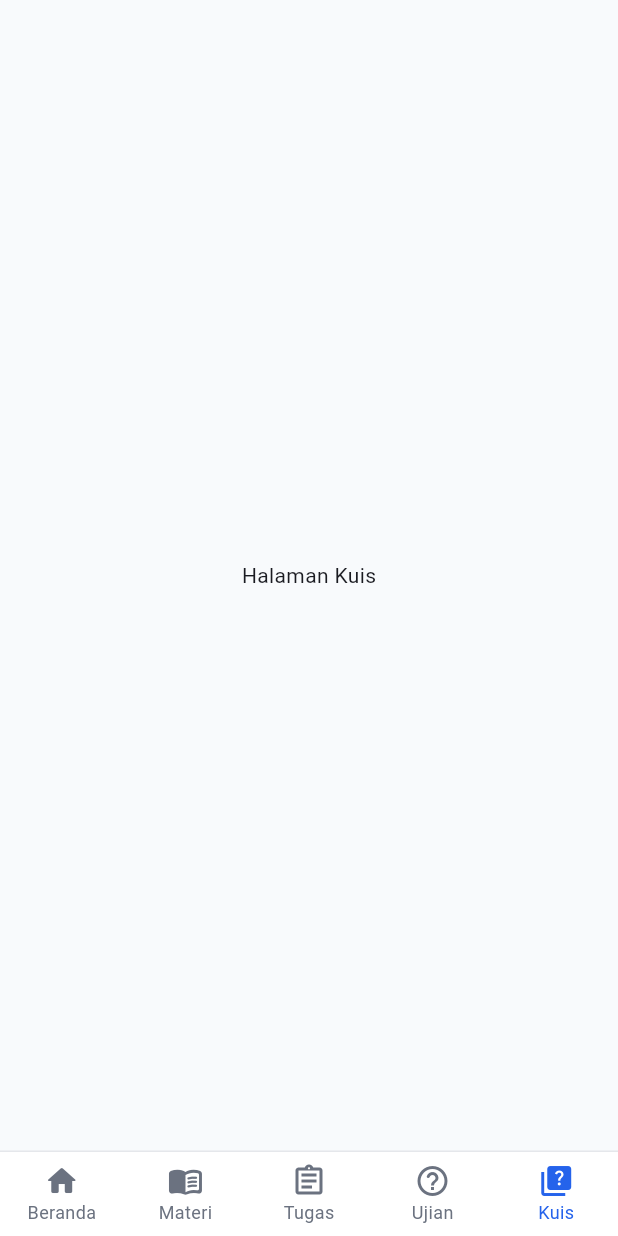
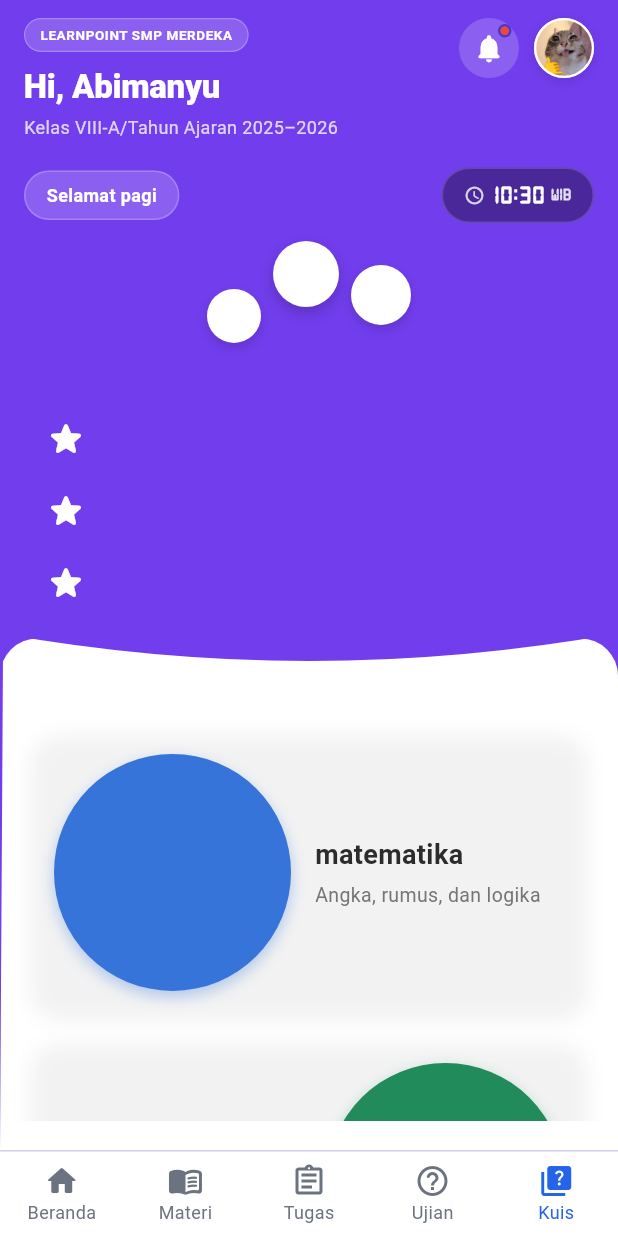
Before and after one commit to LandakBaik/LearnPoint_Mobile, a Flutter app: the screen it shows after launch, item 5 of the bottom bar chosen, on a phone screen of 412 x 824 dp. Run offline on Flutter 3.47's test engine with Material 3 defaults, Android fonts, the phone set to English and light mode, and no system bars; accounts and stored records are empty; network calls fail.

Commit message:
menu quiz

```diff
--- a/lib/models/materi_page.dart
+++ b/lib/models/materi_page.dart
@@ -28,9 +28,33 @@ final List<MateriModel> subjek = [
 
   MateriModel(
     materi: 'Fisika',
-    color: Color(0xFFEAFBF3),
-    iconColor: Color(0xFF218B5B),
+    color: const Color(0xFFEAFBF3),
+    iconColor: const Color(0xFF218B5B),
     icon: Icons.bolt_outlined,
     description: 'Energi, gaya, dan gerak',
   ),
+
+  MateriModel(
+    materi: 'Biologi',
+    color: const Color(0xFFFFF7E6),
+    iconColor: const Color(0xFFD97706),
+    icon: Icons.eco_outlined,
+    description: 'Makhluk hidup dan ekosistem',
+  ),
+
+  MateriModel(
+    materi: 'Bahasa Indonesia',
+    color: const Color(0xFFFEE2E2),
+    iconColor: const Color(0xFFDC2626),
+    icon: Icons.menu_book_outlined,
+    description: 'Tata bahasa dan literasi',
+  ),
+
+  MateriModel(
+    materi: 'Kimia',
+    color: const Color(0xFFF3E8FF),
+    iconColor: const Color(0xFF9333EA),
+    icon: Icons.science_outlined,
+    description: 'Struktur dan reaksi zat',
+  ),
 ];
--- a/lib/siswa/bottomNavSiswa.dart
+++ b/lib/siswa/bottomNavSiswa.dart
@@ -3,6 +3,7 @@ import 'package:flutter/material.dart';
 import '../widget/bottomNavBar.dart';
 import 'index.dart';
 import 'materi.dart';
+import 'quiz.dart';
 
 class BottomNavSiswa extends StatefulWidget {
   const BottomNavSiswa({super.key});
@@ -19,7 +20,7 @@ class _BottomNavSiswaState extends State<BottomNavSiswa> {
     const Materi(),
     const Center(child: Text('Halaman Tugas')),
     const Center(child: Text('Halaman Ujian')),
-    const Center(child: Text('Halaman Kuis')),
+    const Quiz(),
   ];
 
   @override
--- /dev/null
+++ b/lib/siswa/quiz.dart
@@ -0,0 +1,293 @@
+import 'package:flutter/material.dart';
+
+import 'materimapel.dart';
+import 'changepass.dart';
+import '../models/student_profile_model.dart';
+import 'widgets/dashboard_header_widget.dart';
+import 'widgets/inverted_top_curve_clipper.dart';
+import 'widgets/subject_materi_card_widget.dart';
+import '../models/materi_page.dart';
+import 'notifikasi.dart';
+
+class Quiz extends StatefulWidget {
+  const Quiz({super.key});
+
+  @override
+  State<Quiz> createState() => _QuizState();
+}
+
+class _QuizState extends State<Quiz> {
+  // Dummy Profile Data
+  static const studentProfile = StudentProfileModel(
+    name: 'Abimanyu',
+    gradeClass: 'Kelas VIII-A',
+    schoolName: 'SMP Merdeka',
+    initials: 'AP',
+    hasNotification: true,
+  );
+
+  @override
+  Widget build(BuildContext context) {
+    final screenWidth = MediaQuery.sizeOf(context).width;
+    final textScale = (screenWidth / 400).clamp(0.9, 1.1).toDouble();
+
+    return Scaffold(
+      body: SafeArea(
+        child: Container(
+          color: const Color.fromARGB(255, 114, 61, 237),
+          child: Column(
+            children: [
+              Padding(
+                padding: const EdgeInsets.symmetric(
+                  horizontal: 16,
+                  vertical: 12,
+                ),
+                child: DashboardHeaderWidget(
+                  profile: studentProfile,
+                  onNotificationTap: () {
+                    Navigator.of(context).push(
+                      MaterialPageRoute<void>(
+                        builder: (_) => const NotificationScreen(),
+                      ),
+                    );
+                  },
+                  onProfileTap: () {
+                    Navigator.of(context).push(
+                      MaterialPageRoute<void>(
+                        builder: (_) => const Changepass(),
+                      ),
+                    );
+                  },
+                ),
+              ),
+
+              Center(
+                child: SizedBox(
+                  height: 100,
+                  child: Row(
+                    mainAxisSize: MainAxisSize.min,
+                    crossAxisAlignment: CrossAxisAlignment.start,
+                    children: [
+                      // Lingkaran Kiri (Paling Bawah)
+                      Padding(
+                        padding: const EdgeInsets.only(top: 32),
+                        child: Container(
+                          width: 36,
+                          height: 36,
+                          decoration: BoxDecoration(
+                            color: Colors.white,
+                            shape: BoxShape.circle,
+                            boxShadow: [
+                              BoxShadow(
+                                color: Colors.black.withValues(alpha: 0.15),
+                                blurRadius: 6,
+                                offset: const Offset(0, 3),
+                              ),
+                            ],
+                          ),
+                        ),
+                      ),
+                      const SizedBox(width: 8),
+
+                      // Lingkaran Tengah (Paling Atas)
+                      Padding(
+                        padding: const EdgeInsets.only(top: 0),
+                        child: Container(
+                          width: 44,
+                          height: 44,
+                          decoration: BoxDecoration(
+                            color: Colors.white,
+                            shape: BoxShape.circle,
+                            boxShadow: [
+                              BoxShadow(
+                                color: Colors.black.withValues(alpha: 0.2),
+                                blurRadius: 8,
+                                offset: const Offset(0, 4),
+                              ),
+                            ],
+                          ),
+                        ),
+                      ),
+                      const SizedBox(width: 8),
+
+                      // Lingkaran Kanan (Agak di bawahnya)
+                      Padding(
+                        padding: const EdgeInsets.only(top: 16),
+                        child: Container(
+                          width: 40,
+                          height: 40,
+                          decoration: BoxDecoration(
+                            color: Colors.white,
+                            shape: BoxShape.circle,
+                            boxShadow: [
+                              BoxShadow(
+                                color: Colors.black.withValues(alpha: 0.15),
+                                blurRadius: 6,
+                                offset: const Offset(0, 3),
+                              ),
+                            ],
+                          ),
+                        ),
+                      ),
+                    ],
+                  ),
+                ),
+              ),
+
+              // 3 Star IconButtons di sebelah kiri (dengan Align agar tetap di kiri)
+              Align(
+                alignment: Alignment.centerLeft,
+                child: Padding(
+                  padding: const EdgeInsets.symmetric(horizontal: 20, vertical:8),
+                  child: Column(
+
+                    crossAxisAlignment: CrossAxisAlignment.start,
+                    children: [
+                      IconButton(
+                        onPressed: () {},
+                        icon: const Icon(Icons.star_rounded, color: Colors.white, size: 28),
+                      ),
+                      IconButton(
+                        onPressed: () {},
+                        icon: const Icon(Icons.star_rounded, color: Colors.white, size: 28),
+                      ),
+                      IconButton(
+                        onPressed: () {},
+                        icon: const Icon(Icons.star_rounded, color: Colors.white, size: 28),
+                      ),
+                    ],
+                  ),
+                ),
+              ),
+
+              // Daftar mata pelajaran / kuis
+              Expanded(
+                child: ClipPath(
+                  clipper: InvertedTopCurveClipper(
+                    cornerRadius: 15,
+                    curveDepth: 20,
+                    centerX: 0.5,
+                    curveHalfWidth: 0.52,
+                  ),
+                  child: Container(
+                    margin: const EdgeInsets.only(top: 5),
+                    padding: const EdgeInsets.fromLTRB(0, 45, 0, 20),
+                    decoration: const BoxDecoration(
+                      color: Colors.white,
+                      borderRadius: BorderRadius.only(
+                        topLeft: Radius.circular(25.0),
+                        topRight: Radius.circular(25.0),
+                      ),
+                    ),
+                    child: LayoutBuilder(
+                      builder: (context, constraints) {
+                        final cardHorizontalMargin = constraints.maxWidth < 360
+                            ? 12.0
+                            : 20.0;
+
+                        return ListView.builder(
+                          itemCount: subjek.length,
+                          padding: const EdgeInsets.symmetric(vertical: 8),
+                          itemBuilder: (context, index) {
+                            final sub = subjek[index];
+                            final isCircleOnLeft = index % 2 == 0;
+
+                            // Widget Lingkaran Polos Warna
+                            final circleWidget = Container(
+                              width: 158,
+                              height: 158,
+                              decoration: BoxDecoration(
+                                color: sub.iconColor,
+                                shape: BoxShape.circle,
+                                boxShadow: [
+                                  BoxShadow(
+                                    color: sub.iconColor.withValues(alpha: 0.35),
+                                    blurRadius: 8,
+                                    offset: const Offset(0, 4),
+                                  ),
+                                ],
+                              ),
+                            );
+
+                            final textWidget = Expanded(
+                              child: Column(
+                                crossAxisAlignment: isCircleOnLeft
+                                    ? CrossAxisAlignment.start
+                                    : CrossAxisAlignment.end,
+                                children: [
+                                  Text(
+                                    sub.materi,
+                                    style: const TextStyle(
+                                      fontSize: 18,
+                                      fontWeight: FontWeight.bold,
+                                      color: Color(0xFF2C2C2C),
+                                    ),
+                                  ),
+                                  const SizedBox(height: 4),
+                                  Text(
+                                    sub.description,
+                                    style: TextStyle(
+                                      fontSize: 13,
+                                      color: Colors.grey.shade600,
+                                    ),
+                                  ),
+                                ],
+                              ),
+                            );
+
+                            return Container(
+                              margin: EdgeInsets.symmetric(
+                                horizontal: cardHorizontalMargin,
+                                vertical: 8,
+                              ),
+                              padding: const EdgeInsets.all(16),
+                              decoration: BoxDecoration(
+                                // color: sub.color,
+                                borderRadius: BorderRadius.circular(20),
+                                boxShadow: [
+                                  BoxShadow(
+                                    color: Colors.black.withValues(alpha: 0.05),
+                                    blurRadius: 10,
+                                    offset: const Offset(0, 4),
+                                  ),
+                                ],
+                              ),
+                              child: InkWell(
+                                onTap: () {
+                                  Navigator.push(
+                                    context,
+                                    MaterialPageRoute(
+                                      builder: (_) => const Materimapel(),
+                                    ),
+                                  );
+                                },
+                                borderRadius: BorderRadius.circular(20),
+                                child: Row(
+                                  children: isCircleOnLeft
+                                      ? [
+                                          circleWidget,
+                                          const SizedBox(width: 16),
+                                          textWidget,
+                                        ]
+                                      : [
+                                          textWidget,
+                                          const SizedBox(width: 16),
+                                          circleWidget,
+                                        ],
+                                ),
+                              ),
+                            );
+                          },
+                        );
+                      },
+                    ),
+                  ),
+                ),
+              ),
+            ],
+          ),
+        ),
+      ),
+    );
+  }
+}
```
